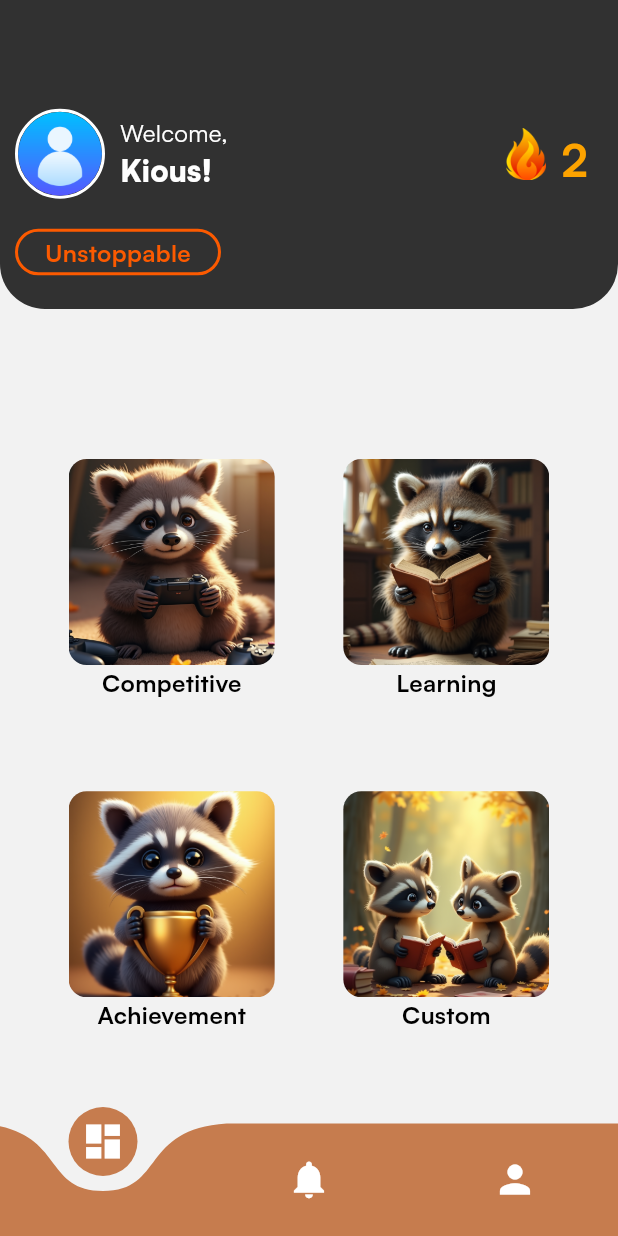
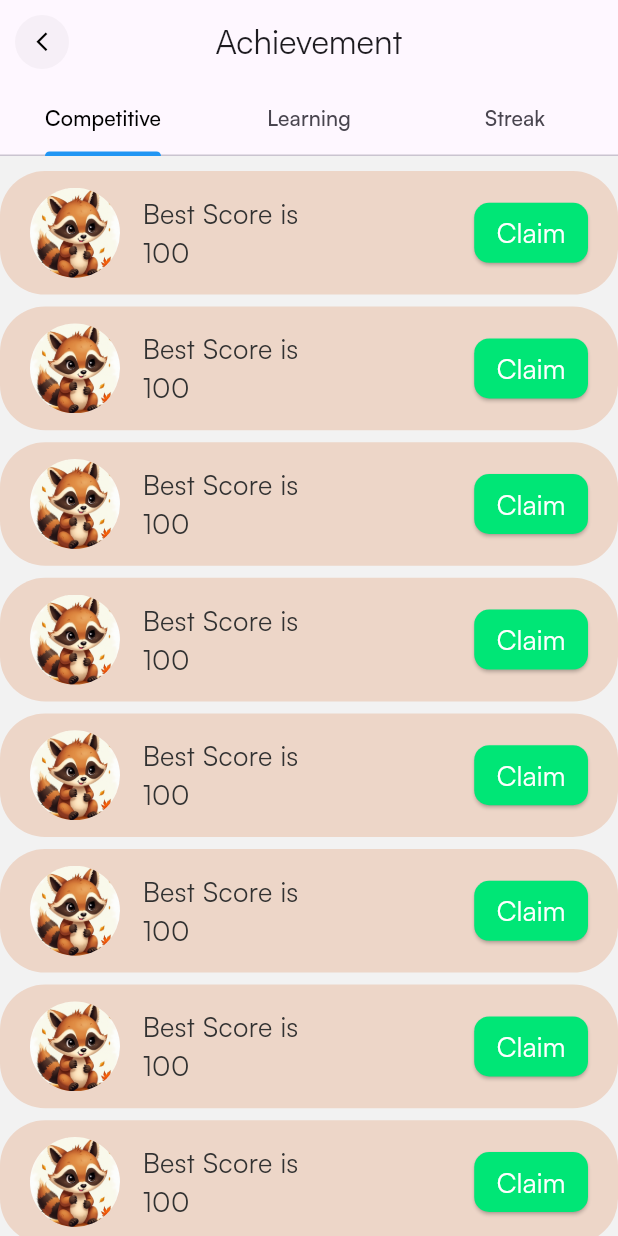
Before and after one commit to MDuuc/learning_app, a Flutter app: the screen it shows after launch, after a tap on "Achievement", on a phone screen of 412 x 824 dp. Run offline on Flutter 3.47's test engine with Material 3 defaults, Android fonts, the light colour scheme and no system bars; drawn by our look-alikes of curved_navigation_bar; our stand-ins replace flutter_svg, shared_preferences; missing offline and left inert: google_mlkit_digital_ink_recognition.

Commit message:
done UI of achiement page

```diff
--- /dev/null
+++ b/raccoon_learning/lib/presentation/home/achievement/learning_archie_page.dart
@@ -0,0 +1,32 @@
+import 'package:flutter/material.dart';
+import 'package:raccoon_learning/constants/assets/app_images.dart';
+import 'package:raccoon_learning/constants/theme/app_colors.dart';
+import 'package:raccoon_learning/presentation/home/achievement/widget/achiement_button.dart';
+
+class LearningArchiePage extends StatelessWidget {
+  const LearningArchiePage({super.key});
+
+  @override
+  Widget build(BuildContext context) {
+    return Scaffold(
+      body: SingleChildScrollView(
+        child: Column(
+          children: [
+            const SizedBox(height: 10,),
+            AchiementButton(image: AssetImage(AppImages.raccoon_notifi), text: 'Best Score is 100'),
+            AchiementButton(image: AssetImage(AppImages.raccoon_notifi), text: 'Best Score is 100'),
+            AchiementButton(image: AssetImage(AppImages.raccoon_notifi), text: 'Best Score is 100'),
+            AchiementButton(image: AssetImage(AppImages.raccoon_notifi), text: 'Best Score is 100'),
+            AchiementButton(image: AssetImage(AppImages.raccoon_notifi), text: 'Best Score is 100'),
+            AchiementButton(image: AssetImage(AppImages.raccoon_notifi), text: 'Best Score is 100'),
+            AchiementButton(image: AssetImage(AppImages.raccoon_notifi), text: 'Best Score is 100'),
+            AchiementButton(image: AssetImage(AppImages.raccoon_notifi), text: 'Best Score is 100'),
+
+
+
+          ],
+        ),
+      ),
+    );
+  }
+}
--- /dev/null
+++ b/raccoon_learning/lib/presentation/home/achievement/tab_controler_achive.dart
@@ -0,0 +1,74 @@
+import 'package:flutter/material.dart';
+import 'package:raccoon_learning/presentation/home/achievement/learning_archie_page.dart';
+
+class TabControlerAchive extends StatefulWidget {
+  const TabControlerAchive({super.key});
+
+  @override
+  State<TabControlerAchive> createState() => _TabControlerAchiveState();
+}
+
+class _TabControlerAchiveState extends State<TabControlerAchive> with SingleTickerProviderStateMixin {
+  late TabController _tabController;
+
+  @override
+  void initState() {
+    super.initState();
+    _tabController = TabController(length: 3, vsync: this);
+  }
+
+  @override
+  Widget build(BuildContext context) {
+    return Scaffold(
+      appBar: AppBar(
+        automaticallyImplyLeading: false, // Disable default back button
+        title: const Text("Achievement"),
+        centerTitle: true,
+        leading: GestureDetector(
+          onTap: () {
+            Navigator.pop(context); // Navigate back
+          },
+          child: Container(
+            height: 50,
+            width: 50,
+            margin: const EdgeInsets.all(10), // Add margin for spacing
+            decoration: BoxDecoration(
+              color: Colors.black.withOpacity(0.03),
+              shape: BoxShape.circle,
+            ),
+            child: const Icon(
+              Icons.arrow_back_ios_new,
+              size: 15,
+              color: Colors.black,
+            ),
+          ),
+        ),
+        bottom: TabBar(
+          controller: _tabController,
+          labelColor: Colors.black,
+          indicatorColor: Colors.blue,
+          tabs: const [
+            Tab(
+              text: 'Competitive',
+            ),
+            Tab(
+              text: 'Learning',
+            ),
+            Tab(
+              text: 'Streak',
+            ),
+          ],
+        ),
+      ),
+      body: TabBarView(
+        controller: _tabController,
+        children: [
+          LearningArchiePage(),
+          LearningArchiePage(),
+          LearningArchiePage(),
+
+        ],
+      ),
+    );
+  }
+}
--- /dev/null
+++ b/raccoon_learning/lib/presentation/home/achievement/widget/achiement_button.dart
@@ -0,0 +1,125 @@
+import 'package:flutter/material.dart';
+import 'package:raccoon_learning/constants/theme/app_colors.dart';
+
+class AchiementButton extends StatefulWidget {
+  final ImageProvider image;
+  final String text;
+  AchiementButton({super.key, required this.image, required this.text});
+
+  @override
+  State<AchiementButton> createState() => _AchiementButtonState();
+}
+
+class _AchiementButtonState extends State<AchiementButton> {
+    bool _isClaimed = false;
+
+  void _claimReward() {
+    setState(() {
+      _isClaimed = true;
+    });
+  }
+  @override
+  Widget build(BuildContext context) {
+    double screenHeight = MediaQuery.of(context).size.height;
+    return Padding(
+      padding: const EdgeInsets.only(bottom: 8),
+      child: Container(
+        constraints: BoxConstraints(
+          minHeight: screenHeight / 10,
+        ),
+        decoration: BoxDecoration(
+          borderRadius: BorderRadius.circular(30),
+          color: AppColors.brown_light
+        ),
+        padding: const EdgeInsets.symmetric(vertical: 1, horizontal: 20),
+        child: Row(
+          mainAxisAlignment: MainAxisAlignment.center,
+          crossAxisAlignment: CrossAxisAlignment.center,
+          children: [
+            GestureDetector(
+              onTap: () {
+                 showFullImage(context, widget.image);
+              },
+              child: CircleAvatar(
+                backgroundColor: Colors.transparent,
+                radius: 30,
+                backgroundImage: widget.image,
+              ),
+            ),
+            const SizedBox(width: 15),
+            Expanded(
+              child: Text(
+                widget.text,
+                style: TextStyle(
+                  fontSize: 18,
+                  color: AppColors.black
+                ),
+                softWrap: true,
+                overflow: TextOverflow.visible,
+              ),
+            ),
+            const Spacer(),
+            ElevatedButton(
+              onPressed: _isClaimed
+                  ? null // Disable the button if reward is already claimed
+                  : _claimReward, // Call the claim function when pressed
+              style: ElevatedButton.styleFrom(
+                padding: EdgeInsets.zero,
+                shape: RoundedRectangleBorder(
+                  borderRadius: BorderRadius.circular(10),
+                ),
+                foregroundColor: Colors.white,
+                backgroundColor:
+                    _isClaimed ? Colors.grey : Colors.greenAccent.shade400,
+              ),
+              child: Padding(
+                padding:
+                    const EdgeInsets.symmetric(vertical: 2, horizontal: 15),
+                child: Text(
+                  _isClaimed ? "Claimed" : "Claim", // Change the text dynamically
+                  style: TextStyle(
+                    fontSize: 18,
+                    fontWeight: FontWeight.w400,
+                  ),
+                ),
+              ),
+            ),
+          ],
+        ),
+      ),
+    );
+  }
+}
+
+Future<dynamic> showFullImage(BuildContext context, ImageProvider  image) {
+  return showDialog(
+    context: context,
+    builder: (BuildContext context) {
+      return Dialog(
+        backgroundColor: Colors.transparent,
+        child: Stack(
+          children: [
+            // Full-screen image
+            Center(
+              child: ClipRRect(
+                borderRadius: BorderRadius.circular(10),
+                child: Image(image: image),
+              ),
+            ),
+            // Close button
+            Positioned(
+              top: 0,
+              right: 0,
+              child: IconButton(
+                icon: Icon(Icons.close, color: Colors.white, size: 30),
+                onPressed: () {
+                  Navigator.of(context).pop(); // Close the dialog
+                },
+              ),
+            ),
+          ],
+        ),
+      );
+    },
+  );
+}
--- a/raccoon_learning/lib/presentation/home/home_page.dart
+++ b/raccoon_learning/lib/presentation/home/home_page.dart
@@ -1,6 +1,8 @@
 import 'package:flutter/material.dart';
 import 'package:raccoon_learning/constants/assets/app_images.dart';
 import 'package:raccoon_learning/constants/theme/app_colors.dart';
+import 'package:raccoon_learning/presentation/home/achievement/learning_archie_page.dart';
+import 'package:raccoon_learning/presentation/home/achievement/tab_controler_achive.dart';
 import 'package:raccoon_learning/presentation/home/learning/choose_grade_page.dart';
 
 class HomePage extends StatelessWidget {
@@ -149,7 +151,12 @@ class HomePage extends StatelessWidget {
                 mainAxisAlignment: MainAxisAlignment.spaceEvenly,
 
                 children: [
-                  _menuHome(context, AppImages.raccoon_achievement, "Achievement", (){ }),
+                  _menuHome(context, AppImages.raccoon_achievement, "Achievement", (){
+                    Navigator.push(
+                      context,
+                      MaterialPageRoute(builder: (BuildContext context) => const TabControlerAchive())
+                      );
+                  }),
                   _menuHome(context, AppImages.raccoon_custom, "Custom", (){ }),
                 ],
                             ),
--- a/raccoon_learning/lib/presentation/home/learning/draw_page.dart
+++ b/raccoon_learning/lib/presentation/home/learning/draw_page.dart
@@ -28,7 +28,7 @@ class _DrawPageState extends State<DrawPage> {
   String _recognizedText = '';
 
   //countime bar
-  static int maxSeconds = 100000;
+  static int maxSeconds = 30;
   int seconds = maxSeconds;
   static Timer? timer;
 
--- a/raccoon_learning/lib/presentation/home/notification_page.dart
+++ b/raccoon_learning/lib/presentation/home/notification_page.dart
@@ -44,8 +44,8 @@ Widget notif(BuildContext context) {
         shape: RoundedRectangleBorder(
           borderRadius: BorderRadius.circular(30),
         ),
-        foregroundColor: AppColors.brown_light,
-        backgroundColor: AppColors.black,
+        foregroundColor: AppColors.black,
+        backgroundColor: AppColors.brown_light,
       ),
       child: Container(
         constraints: BoxConstraints(
--- a/raccoon_learning/lib/presentation/widgets/draw/model_manage.dart
+++ b/raccoon_learning/lib/presentation/widgets/draw/model_manage.dart
@@ -1,29 +1,24 @@
 import 'package:flutter/material.dart';
 import 'package:google_mlkit_digital_ink_recognition/google_mlkit_digital_ink_recognition.dart';
 import 'package:shared_preferences/shared_preferences.dart';
-
 class ModelManage {
   final DigitalInkRecognizerModelManager _modelManager =
       DigitalInkRecognizerModelManager();
   final String _modelKey = 'digital_ink_model_downloaded';
-
   Future<bool> _isModelDownloaded(String languageCode) async {
     // Check if the model is already downloaded
     return await _modelManager.isModelDownloaded(languageCode);
   }
-
   Future<void> _saveModelStatus(bool isDownloaded) async {
     // Save the model download status locally using SharedPreferences
     final prefs = await SharedPreferences.getInstance();
     prefs.setBool(_modelKey, isDownloaded);
   }
-
   Future<bool> _getModelStatus() async {
     // Retrieve the model download status from SharedPreferences
     final prefs = await SharedPreferences.getInstance();
     return prefs.getBool(_modelKey) ?? false;
   }
-
   Future<void> ensureModelDownloaded(String languageCode, BuildContext context) async {
     final isDownloaded = await _isModelDownloaded(languageCode);
     if (!isDownloaded) {
@@ -31,7 +26,6 @@ class ModelManage {
       ScaffoldMessenger.of(context).showSnackBar(
         SnackBar(content: Text('Downloading model for $languageCode...')),
       );
-
       // Download the model
       final downloadSuccess = await _modelManager.downloadModel(languageCode);
       if (downloadSuccess) {
@@ -44,6 +38,10 @@ class ModelManage {
           SnackBar(content: Text('Model download failed.')),
         );
       }
+    } else {
+      ScaffoldMessenger.of(context).showSnackBar(
+        SnackBar(content: Text('Model already downloaded.')),
+      );
     }
   }
 }
```
